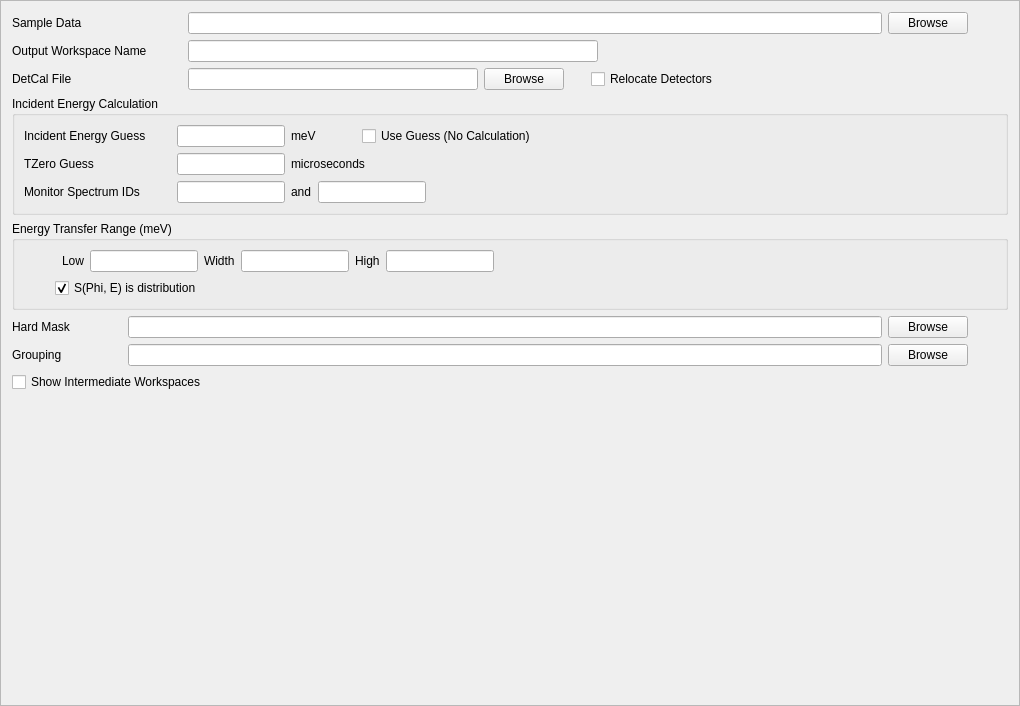
First picture: the form in Code/Mantid/scripts/Interface/ui/inelastic/dgs_sample_setup.ui, repository mantidproject/mantid, before the edit.
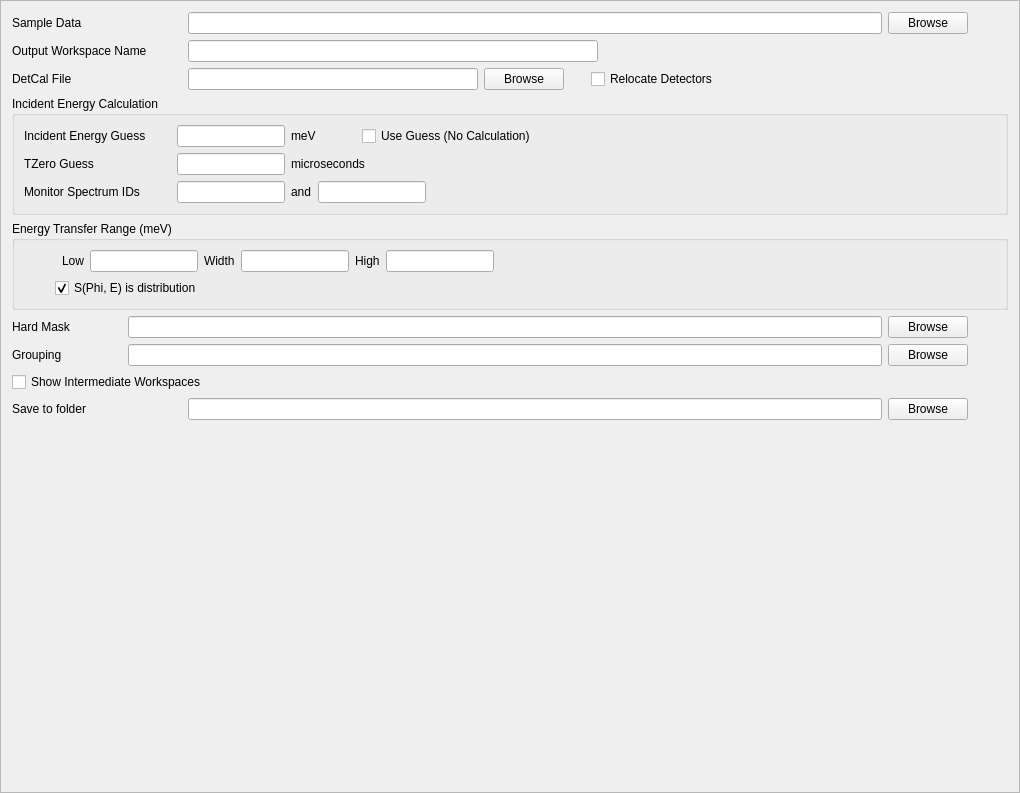
Second picture: the form after the edit.

Diff of the .ui file:
```diff
--- a/Code/Mantid/scripts/Interface/ui/inelastic/dgs_sample_setup.ui
+++ b/Code/Mantid/scripts/Interface/ui/inelastic/dgs_sample_setup.ui
@@ -7,7 +7,7 @@
     <x>0</x>
     <y>0</y>
     <width>1020</width>
-    <height>706</height>
+    <height>793</height>
    </rect>
   </property>
   <property name="windowTitle">
@@ -614,6 +614,55 @@
      </item>
     </layout>
    </item>
+   <item>
+    <layout class="QHBoxLayout" name="horizontalLayout_13" stretch="0,0,0,0">
+     <property name="sizeConstraint">
+      <enum>QLayout::SetDefaultConstraint</enum>
+     </property>
+     <property name="bottomMargin">
+      <number>0</number>
+     </property>
+     <item>
+      <widget class="QLabel" name="savedir_label">
+       <property name="minimumSize">
+        <size>
+         <width>170</width>
+         <height>0</height>
+        </size>
+       </property>
+       <property name="text">
+        <string>Save to folder</string>
+       </property>
+      </widget>
+     </item>
+     <item>
+      <widget class="QLineEdit" name="savedir_edit"/>
+     </item>
+     <item>
+      <widget class="QPushButton" name="savedir_browse">
+       <property name="text">
+        <string>Browse</string>
+       </property>
+      </widget>
+     </item>
+     <item>
+      <spacer name="horizontalSpacer_13">
+       <property name="orientation">
+        <enum>Qt::Horizontal</enum>
+       </property>
+       <property name="sizeType">
+        <enum>QSizePolicy::Fixed</enum>
+       </property>
+       <property name="sizeHint" stdset="0">
+        <size>
+         <width>40</width>
+         <height>20</height>
+        </size>
+       </property>
+      </spacer>
+     </item>
+    </layout>
+   </item>
    <item>
     <spacer name="verticalSpacer">
      <property name="orientation">
@@ -622,7 +671,7 @@
      <property name="sizeHint" stdset="0">
       <size>
        <width>20</width>
-       <height>242</height>
+       <height>40</height>
       </size>
      </property>
     </spacer>
```
